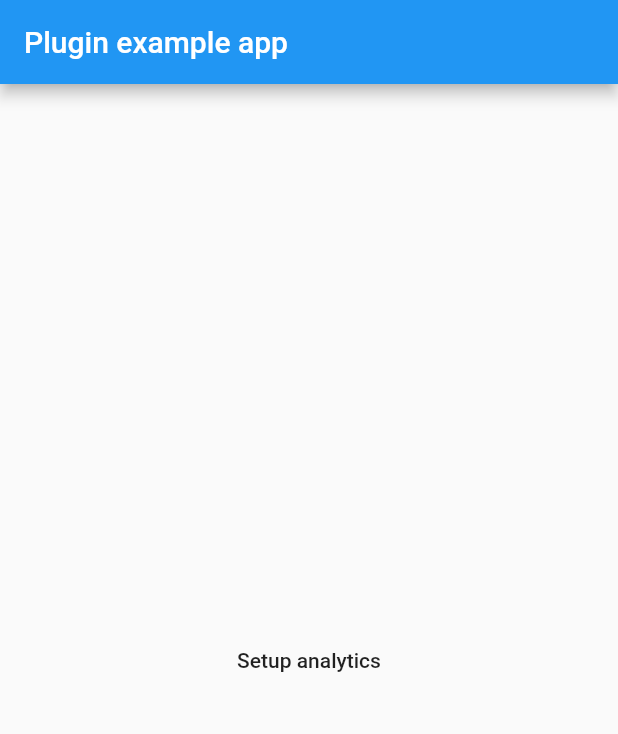
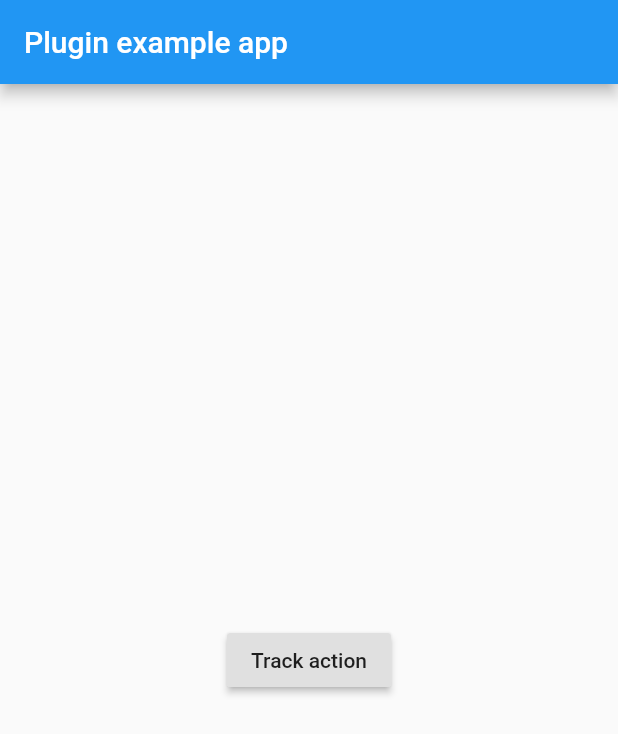
Before and after one commit to vrtdev/flutter_adobe, a Flutter app: the screen it shows after launch, on a phone screen of 412 x 824 dp. Shown: the top 734 px of the screen. Run offline on Flutter 3.47's test engine with Material 2 defaults, Android fonts, the phone set to English and light mode, and no system bars.

Commit message:
Simplified demo app & added Adobe extensions initialisation to AppDelegate

```diff
--- a/packages/analytics/example/lib/main.dart
+++ b/packages/analytics/example/lib/main.dart
@@ -4,8 +4,17 @@ import 'package:flutter_adobe_experience_platform_plugin/flutter_adobe_experienc
 
 void main() => runApp(MyApp());
 
-class MyApp extends StatelessWidget {
+class MyApp extends StatefulWidget {
   @override
+  _MyAppState createState() => _MyAppState();
+}
+
+class _MyAppState extends State<MyApp> {
+  Future<void> trackAction(String action, Map<String, String> data, {@required BuildContext context}) async {
+    final success = await FlutterAdobeExperiencePlatformPlugin.trackAction(action, data);
+    print("Debug - trackAction : ${success ? "success" : "failure"}");
+  }
+
   @override
   Widget build(BuildContext context) {
     return MaterialApp(
@@ -13,12 +22,13 @@ class MyApp extends StatelessWidget {
         appBar: AppBar(
           title: const Text('Plugin example app'),
         ),
-        body: Center(
-          child: MaterialButton(
-            child: Text("Setup analytics"),
-            onPressed: () =>
-                FlutterAdobeExperiencePlatformPlugin.configureAdobeCore(
-                    appId: '42'),
+        body: Padding(
+          padding: const EdgeInsets.all(8),
+          child: Center(
+            child: RaisedButton(
+              child: Text("Track action"),
+              onPressed: () => trackAction("New action", {"Hello": "World"}, context: context),
+            ),
           ),
         ),
       ),
--- a/packages/analytics/example/pubspec.yaml
+++ b/packages/analytics/example/pubspec.yaml
@@ -4,7 +4,7 @@ publish_to: 'none'
 version: 1.0.0+1
 
 environment:
-  sdk: ">=2.1.0 <3.0.0"
+  sdk: ">=2.2.2 <3.0.0"
 
 dependencies:
   flutter:
```
Also changed, not shown: 2 other files.
